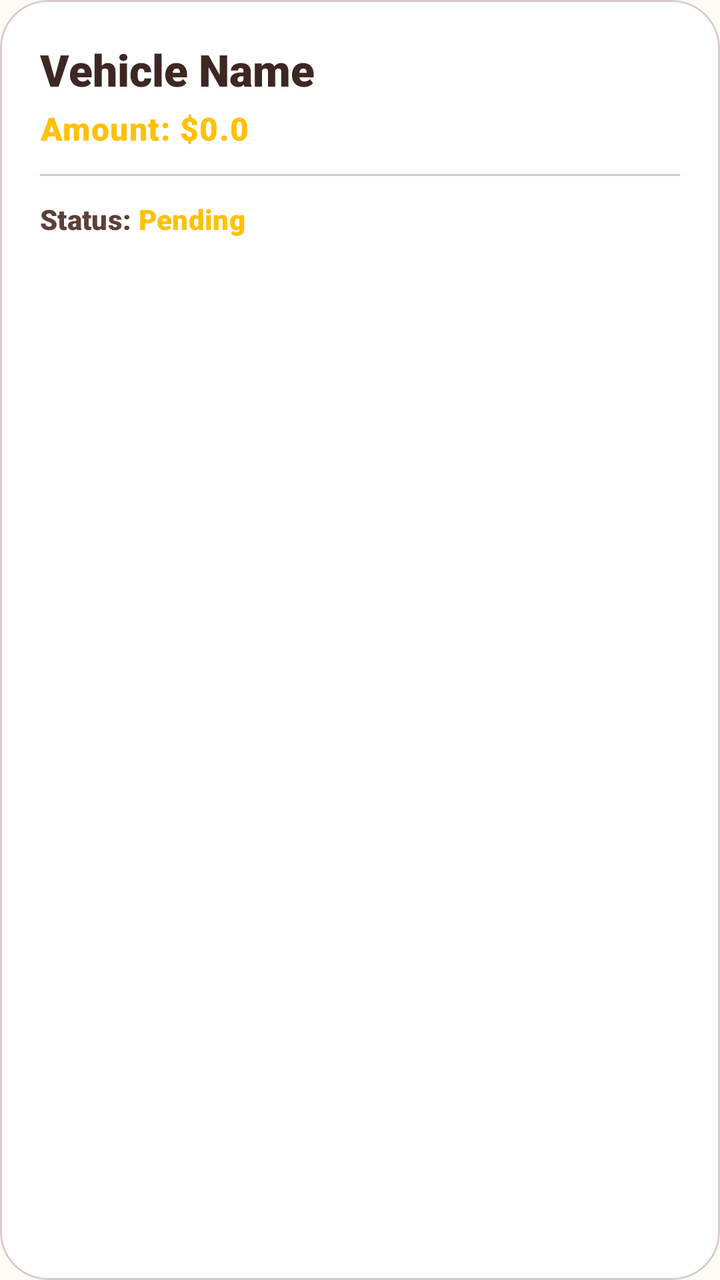
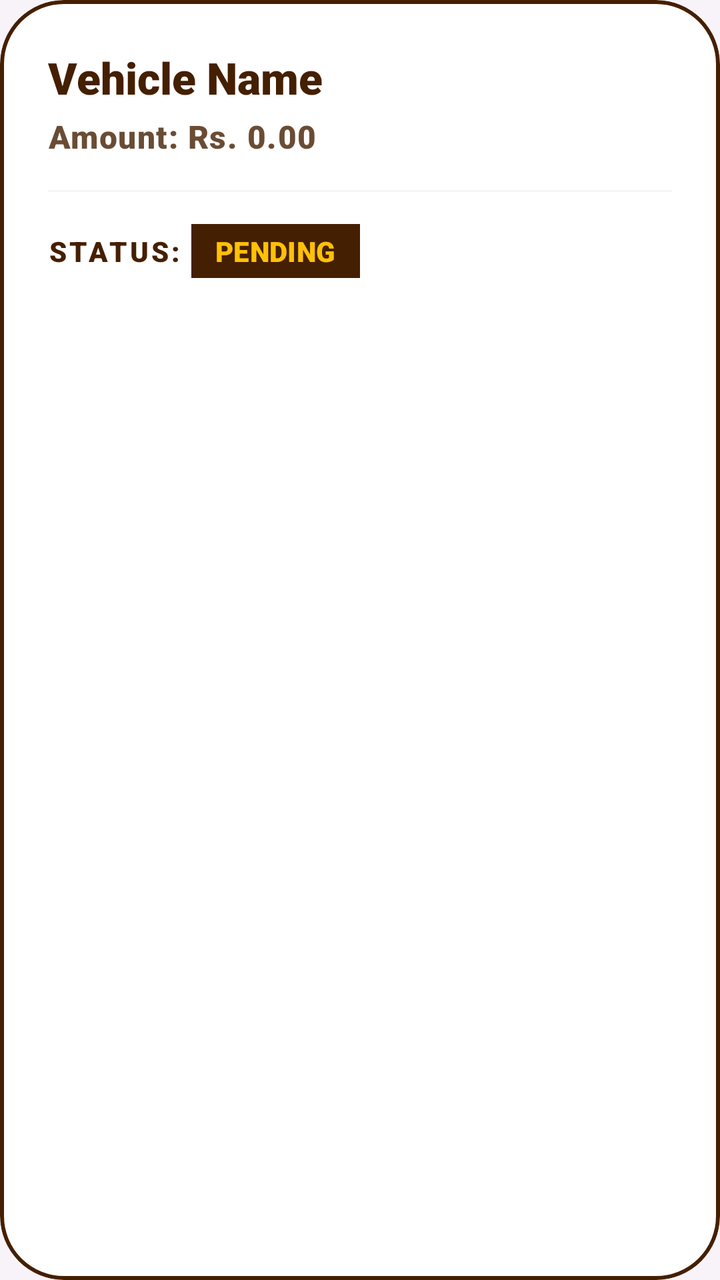

Compare the two renders of this Android layout. The source of the first and the diff that turns it into the second are given below.
<!-- AndroidManifest.xml: application theme Theme.JSMotorsCarFinance -->
<!-- res/layout/item_loan.xml -->
<?xml version="1.0" encoding="utf-8"?>
<com.google.android.material.card.MaterialCardView xmlns:android="http://schemas.android.com/apk/res/android"
    android:layout_width="match_parent"
    android:layout_height="wrap_content"
    xmlns:app="http://schemas.android.com/apk/res-auto"
    app:cardCornerRadius="24dp"
    app:cardElevation="0dp"
    app:strokeWidth="1dp"
    app:strokeColor="@color/secondaryContainer"
    app:cardBackgroundColor="@color/surface"
    android:layout_marginHorizontal="16dp"
    android:layout_marginVertical="8dp">

    <LinearLayout
        android:layout_width="match_parent"
        android:layout_height="wrap_content"
        android:orientation="vertical"
        android:padding="20dp">

        <TextView
            android:id="@+id/tvVehicleName"
            android:layout_width="wrap_content"
            android:layout_height="wrap_content"
            android:text="Vehicle Name"
            android:textAppearance="@style/TextAppearance.Material3.TitleLarge"
            android:textColor="@color/onSurface"
            android:textStyle="bold"/>

        <TextView
            android:id="@+id/tvLoanAmount"
            android:layout_width="wrap_content"
            android:layout_height="wrap_content"
            android:text="Amount: $0.0"
            android:textAppearance="@style/TextAppearance.Material3.BodyLarge"
            android:textColor="@color/primary"
            android:layout_marginTop="4dp"/>

        <View
            android:layout_width="match_parent"
            android:layout_height="1dp"
            android:background="@color/secondaryContainer"
            android:layout_marginVertical="12dp"/>

        <LinearLayout
            android:layout_width="match_parent"
            android:layout_height="wrap_content"
            android:orientation="horizontal"
            android:gravity="center_vertical">

            <TextView
                android:layout_width="wrap_content"
                android:layout_height="wrap_content"
                android:text="Status: "
                android:textAppearance="@style/TextAppearance.Material3.LabelLarge"
                android:textColor="@color/secondary"/>

            <TextView
                android:id="@+id/tvStatus"
                android:layout_width="wrap_content"
                android:layout_height="wrap_content"
                android:text="Pending"
                android:textAppearance="@style/TextAppearance.Material3.LabelLarge"
                android:textStyle="bold"
                android:textColor="@color/primary"/>

        </LinearLayout>

        <LinearLayout
            android:id="@+id/adminControls"
            android:layout_width="match_parent"
            android:layout_height="wrap_content"
            android:orientation="horizontal"
            android:layout_marginTop="16dp"
            android:visibility="gone">

            <com.google.android.material.button.MaterialButton
                android:id="@+id/btnApprove"
                android:layout_width="0dp"
                android:layout_height="wrap_content"
                android:layout_weight="1"
                android:text="Approve"
                style="@style/Widget.Material3.Button.TonalButton"
                android:layout_marginEnd="8dp"
                app:cornerRadius="12dp"/>

            <com.google.android.material.button.MaterialButton
                android:id="@+id/btnViewDocs"
                android:layout_width="wrap_content"
                android:layout_height="wrap_content"
                android:text="Docs"
                style="@style/Widget.Material3.Button.TextButton"
                app:icon="@drawable/ic_upload_file_24"/>

            <com.google.android.material.button.MaterialButton
                android:id="@+id/btnReject"
                android:layout_width="0dp"
                android:layout_height="wrap_content"
                android:layout_weight="1"
                android:text="Reject"
                android:textColor="@color/error"
                style="@style/Widget.Material3.Button.TextButton"
                android:layout_marginStart="8dp"/>

        </LinearLayout>

    </LinearLayout>
</com.google.android.material.card.MaterialCardView>
<!-- resources referenced by this layout -->
<resources>
  <color name="error">#E53935</color>
  <color name="onSurface">#3E2723</color>
  <color name="primary">#FFC107</color>
  <color name="secondary">#5D4037</color>
  <color name="secondaryContainer">#D7CCC8</color>
  <color name="surface">#FFFFFF</color>
  <!-- drawable ic_upload_file_24 (drawable) -->
  <vector xmlns:android="http://schemas.android.com/apk/res/android"
      android:width="24dp"
      android:height="24dp"
      android:viewportWidth="24"
      android:viewportHeight="24"
      android:tint="?attr/colorControlNormal">
    <path
        android:fillColor="@android:color/white"
        android:pathData="M14,2H6C4.9,2 4.01,2.9 4.01,4L4,20c0,1.1 0.89,2 1.99,2H18c1.1,0 2,-0.9 2,-2V8L14,2zM18,20H6V4h7v5h5V20zM8,15.01l1.41,1.41L11,14.83V19h2v-4.17l1.59,1.59L16,15.01 12.01,11 8,15.01z"/>
  </vector>
  <style name="Theme.JSMotorsCarFinance" parent="Base.Theme.JSMotorsCarFinance" />
  <style name="Base.Theme.JSMotorsCarFinance" parent="Theme.Material3.DayNight.NoActionBar">
          
          <item name="colorPrimary">@color/primary</item>
          <item name="colorOnPrimary">@color/onPrimary</item>
          <item name="colorPrimaryContainer">@color/primaryContainer</item>
          <item name="colorOnPrimaryContainer">@color/onPrimaryContainer</item>
          <item name="colorSecondary">@color/secondary</item>
          <item name="colorOnSecondary">@color/onSecondary</item>
          <item name="colorSecondaryContainer">@color/secondaryContainer</item>
          <item name="colorOnSecondaryContainer">@color/onSecondaryContainer</item>
          <item name="android:windowBackground">@color/background</item>
          <item name="colorSurface">@color/surface</item>
          <item name="colorOnSurface">@color/onSurface</item>
          <item name="colorError">@color/error</item>
          <item name="colorOnError">@color/onError</item>
  
          
          <item name="android:fontFamily">sans-serif-black</item>
          <item name="textAppearanceTitleLarge">@style/Carmoola.TitleLarge</item>
          <item name="textAppearanceHeadlineLarge">@style/Carmoola.HeadlineLarge</item>
      </style>
  <color name="onPrimary">#3E2723</color>
  <color name="primaryContainer">#FFECB3</color>
  <color name="onPrimaryContainer">#3E2723</color>
  <color name="onSecondary">#FFFFFF</color>
  <color name="onSecondaryContainer">#3E2723</color>
  <color name="background">#FFFCF5</color>
  <color name="onError">#FFFFFF</color>
  <style name="Carmoola.TitleLarge" parent="TextAppearance.Material3.TitleLarge">
          <item name="android:textStyle">bold</item>
          <item name="android:textColor">@color/secondary</item>
      </style>
  <style name="Carmoola.HeadlineLarge" parent="TextAppearance.Material3.HeadlineLarge">
          <item name="android:textStyle">bold</item>
          <item name="android:textColor">@color/secondary</item>
          <item name="android:textSize">34sp</item>
      </style>
</resources>

<!-- the commit's change to res/layout/item_loan.xml (unified diff, before → after) -->
@@ -3,11 +3,11 @@
     android:layout_width="match_parent"
     android:layout_height="wrap_content"
     xmlns:app="http://schemas.android.com/apk/res-auto"
-    app:cardCornerRadius="24dp"
+    app:cardCornerRadius="32dp"
     app:cardElevation="0dp"
-    app:strokeWidth="1dp"
-    app:strokeColor="@color/secondaryContainer"
-    app:cardBackgroundColor="@color/surface"
+    app:strokeWidth="2dp"
+    app:strokeColor="@color/secondary"
+    app:cardBackgroundColor="@color/white"
     android:layout_marginHorizontal="16dp"
     android:layout_marginVertical="8dp">
 
@@ -15,31 +15,31 @@
         android:layout_width="match_parent"
         android:layout_height="wrap_content"
         android:orientation="vertical"
-        android:padding="20dp">
+        android:padding="24dp">
 
         <TextView
             android:id="@+id/tvVehicleName"
             android:layout_width="wrap_content"
             android:layout_height="wrap_content"
             android:text="Vehicle Name"
-            android:textAppearance="@style/TextAppearance.Material3.TitleLarge"
-            android:textColor="@color/onSurface"
-            android:textStyle="bold"/>
+            android:textAppearance="@style/Carmoola.TitleLarge"
+            android:textSize="22sp"/>
 
         <TextView
             android:id="@+id/tvLoanAmount"
             android:layout_width="wrap_content"
             android:layout_height="wrap_content"
-            android:text="Amount: $0.0"
+            android:text="Amount: Rs. 0.00"
             android:textAppearance="@style/TextAppearance.Material3.BodyLarge"
-            android:textColor="@color/primary"
+            android:textColor="@color/secondary"
+            android:alpha="0.8"
             android:layout_marginTop="4dp"/>
 
         <View
             android:layout_width="match_parent"
             android:layout_height="1dp"
-            android:background="@color/secondaryContainer"
-            android:layout_marginVertical="12dp"/>
+            android:background="@color/background"
+            android:layout_marginVertical="16dp"/>
 
         <LinearLayout
             android:layout_width="match_parent"
@@ -50,7 +50,8 @@
             <TextView
                 android:layout_width="wrap_content"
                 android:layout_height="wrap_content"
-                android:text="Status: "
+                android:text="STATUS: "
+                android:letterSpacing="0.1"
                 android:textAppearance="@style/TextAppearance.Material3.LabelLarge"
                 android:textColor="@color/secondary"/>
 
@@ -58,10 +59,13 @@
                 android:id="@+id/tvStatus"
                 android:layout_width="wrap_content"
                 android:layout_height="wrap_content"
-                android:text="Pending"
+                android:text="PENDING"
                 android:textAppearance="@style/TextAppearance.Material3.LabelLarge"
                 android:textStyle="bold"
-                android:textColor="@color/primary"/>
+                android:textColor="@color/primary"
+                android:background="@color/secondary"
+                android:paddingHorizontal="12dp"
+                android:paddingVertical="4dp"/>
 
         </LinearLayout>
 
@@ -70,33 +74,29 @@
             android:layout_width="match_parent"
             android:layout_height="wrap_content"
             android:orientation="horizontal"
-            android:layout_marginTop="16dp"
+            android:layout_marginTop="20dp"
             android:visibility="gone">
 
             <com.google.android.material.button.MaterialButton
                 android:id="@+id/btnApprove"
                 android:layout_width="0dp"
-                android:layout_height="wrap_content"
+                android:layout_height="54dp"
                 android:layout_weight="1"
-                android:text="Approve"
-                style="@style/Widget.Material3.Button.TonalButton"
+                android:text="APPROVE"
+                android:textStyle="bold"
+                android:backgroundTint="@color/primary"
+                android:textColor="@color/secondary"
                 android:layout_marginEnd="8dp"
-                app:cornerRadius="12dp"/>
-
-            <com.google.android.material.button.MaterialButton
-                android:id="@+id/btnViewDocs"
-                android:layout_width="wrap_content"
-                android:layout_height="wrap_content"
-                android:text="Docs"
-                style="@style/Widget.Material3.Button.TextButton"
-                app:icon="@drawable/ic_upload_file_24"/>
+                app:cornerRadius="27dp"
+                style="@style/Widget.Material3.Button"/>
 
             <com.google.android.material.button.MaterialButton
                 android:id="@+id/btnReject"
                 android:layout_width="0dp"
-                android:layout_height="wrap_content"
+                android:layout_height="54dp"
                 android:layout_weight="1"
-                android:text="Reject"
+                android:text="REJECT"
+                android:textStyle="bold"
                 android:textColor="@color/error"
                 style="@style/Widget.Material3.Button.TextButton"
                 android:layout_marginStart="8dp"/>
<!-- resource entries referenced after the edit -->
@@ -1,22 +1,12 @@
 <!-- resources referenced by this layout -->
 <resources>
-  <color name="error">#E53935</color>
-  <color name="onSurface">#3E2723</color>
+  <color name="error">#FF4B4B</color>
+  <color name="onSurface">#451F01</color>
   <color name="primary">#FFC107</color>
-  <color name="secondary">#5D4037</color>
-  <color name="secondaryContainer">#D7CCC8</color>
+  <color name="secondary">#451F01</color>
+  <color name="white">#FFFFFFFF</color>
+  <color name="secondaryContainer">#451F01</color>
   <color name="surface">#FFFFFF</color>
-  <!-- drawable ic_upload_file_24 (drawable) -->
-  <vector xmlns:android="http://schemas.android.com/apk/res/android"
-      android:width="24dp"
-      android:height="24dp"
-      android:viewportWidth="24"
-      android:viewportHeight="24"
-      android:tint="?attr/colorControlNormal">
-    <path
-        android:fillColor="@android:color/white"
-        android:pathData="M14,2H6C4.9,2 4.01,2.9 4.01,4L4,20c0,1.1 0.89,2 1.99,2H18c1.1,0 2,-0.9 2,-2V8L14,2zM18,20H6V4h7v5h5V20zM8,15.01l1.41,1.41L11,14.83V19h2v-4.17l1.59,1.59L16,15.01 12.01,11 8,15.01z"/>
-  </vector>
   <style name="Theme.JSMotorsCarFinance" parent="Base.Theme.JSMotorsCarFinance" />
   <style name="Base.Theme.JSMotorsCarFinance" parent="Theme.Material3.DayNight.NoActionBar">
           
@@ -39,12 +29,12 @@
           <item name="textAppearanceTitleLarge">@style/Carmoola.TitleLarge</item>
           <item name="textAppearanceHeadlineLarge">@style/Carmoola.HeadlineLarge</item>
       </style>
-  <color name="onPrimary">#3E2723</color>
-  <color name="primaryContainer">#FFECB3</color>
-  <color name="onPrimaryContainer">#3E2723</color>
+  <color name="onPrimary">#451F01</color>
+  <color name="primaryContainer">#FF9800</color>
+  <color name="onPrimaryContainer">#451F01</color>
   <color name="onSecondary">#FFFFFF</color>
-  <color name="onSecondaryContainer">#3E2723</color>
-  <color name="background">#FFFCF5</color>
+  <color name="onSecondaryContainer">#FFFFFF</color>
+  <color name="background">#F7F3F9</color>
   <color name="onError">#FFFFFF</color>
   <style name="Carmoola.TitleLarge" parent="TextAppearance.Material3.TitleLarge">
           <item name="android:textStyle">bold</item>
